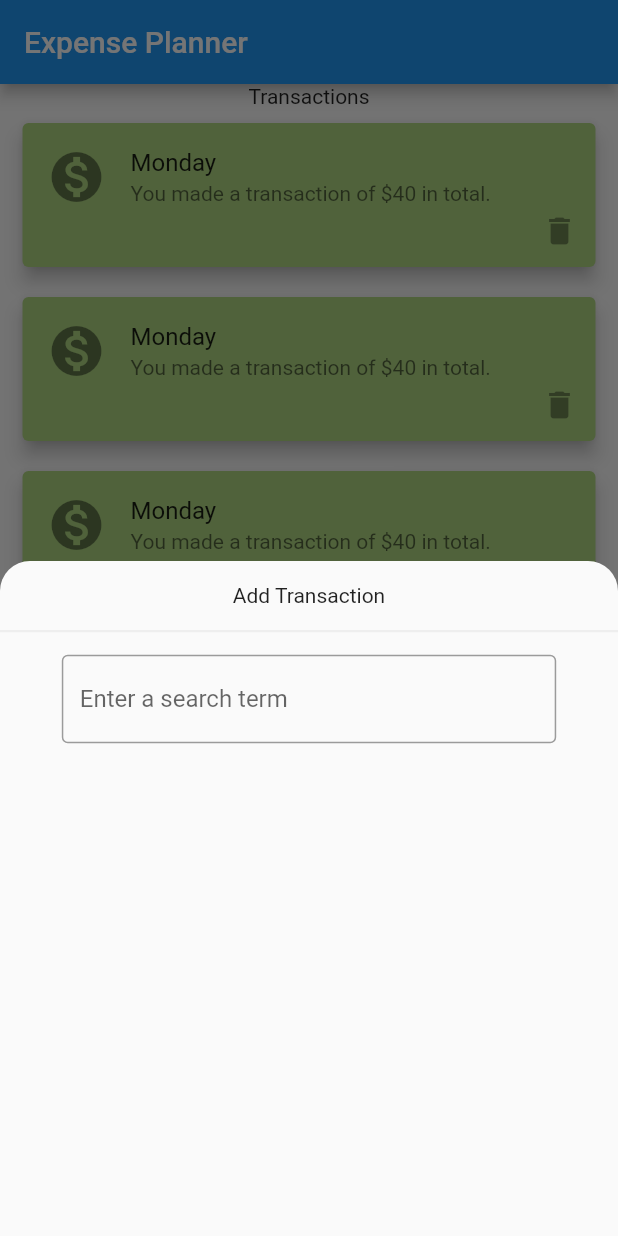
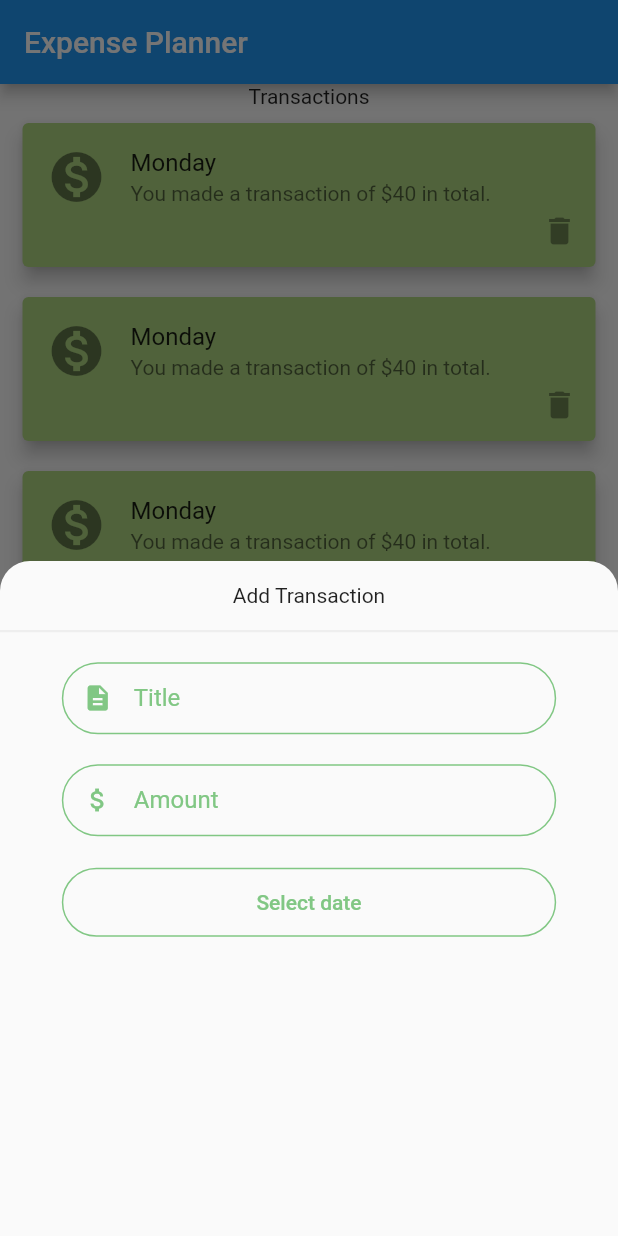
Before and after one commit to hurali97/expensePlanner, a Flutter app: the screen it shows after launch, after a tap on the "add" icon, on a phone screen of 412 x 824 dp. Run offline on Flutter 3.47's test engine with Material 2 defaults, Android fonts, the phone set to English and light mode, and no system bars.

Commit message:
added date picker and styling

```diff
--- a/lib/src/Widgets/MyBottomSheet/index.dart
+++ b/lib/src/Widgets/MyBottomSheet/index.dart
@@ -1,18 +1,63 @@
 import 'package:flutter/material.dart';
+import 'dart:async';
+
+import 'package:expensePlanner/src/Widgets/TransparentButton/index.dart';
+import 'package:expensePlanner/src/Widgets/MyInputField/index.dart';
 
 class MyBottomSheet extends StatefulWidget {
   @override
-  _MyBottomSheetState createState() => _MyBottomSheetState();
+  State<StatefulWidget> createState() {
+    // TODO: implement createState
+    return _MyBottomSheetState();
+  }
 }
 
 class _MyBottomSheetState extends State<MyBottomSheet> {
+  String _title = "", _amount = '', _selectedDate = 'Select date';
+
+  _onChangeTitle(String text) {
+    setState(() {
+      _title = text;
+    });
+  }
+
+  _onChangeAmount(String text) {
+    setState(() {
+      _amount = text;
+    });
+  }
+
+  Future<void> _onDatePressed() async {
+    final DateTime datePicked = await showDatePicker(
+        context: context,
+        initialDate: DateTime.now(),
+        firstDate: DateTime(2020),
+        lastDate: DateTime(2101));
+
+    if (datePicked != null) {
+      setState(() {
+        _selectedDate = datePicked.toString().split(' ')[0];
+      });
+    } else {
+      setState(() {
+        _selectedDate = 'Select date';
+      });
+    }
+  }
+
+  _onCreate() {
+    this.setState(() {
+      this._selectedDate =  'Select a date';
+    });
+  }
+
   _showPressed() {
     showModalBottomSheet(
         context: context,
         shape: RoundedRectangleBorder(
           borderRadius: BorderRadius.vertical(top: Radius.circular(20.0)),
         ),
-        builder: (context) => Container(
+        builder: (BuildContext context) => Container(
               // color: Colors.grey[900],
               height: 450,
               child: Column(
@@ -23,25 +68,32 @@ class _MyBottomSheetState extends State<MyBottomSheet> {
                       textAlign: TextAlign.center,
                     ),
                     padding: EdgeInsets.all(15),
+                    margin: EdgeInsets.only(bottom: 10),
                     // color: Colors.red,
                     width: MediaQuery.of(context).size.width,
                     decoration: BoxDecoration(
-                        border: Border(
-                            bottom: BorderSide(
-                                width: 1.5, color: Colors.grey[200]))),
-                  ),
-                  Container(
-                    width:  MediaQuery.of(context).size.width * 0.8,
-                    margin: EdgeInsets.symmetric(vertical:15),
-                    child: TextField(
-                      decoration: InputDecoration(
-                          border: OutlineInputBorder(
-                            borderSide:
-                                BorderSide(color: Colors.red, width: 5.0),
-                          ),
-                          hintText: 'Enter a search term'),
+                      border: Border(
+                        bottom: BorderSide(
+                          width: 1.5,
+                          color: Colors.grey[200],
+                        ),
+                      ),
                     ),
                   ),
+                  MyInputField(
+                    placeHolder: 'Enter Title',
+                    label: 'Title',
+                    icon: Icons.description,
+                    onChangeText: _onChangeTitle,
+                  ),
+                  MyInputField(
+                    placeHolder: 'Enter Amount',
+                    label: 'Amount',
+                    icon: Icons.attach_money,
+                    onChangeText: _onChangeAmount,
+                  ),
+                  TransparentButton(this._onCreate, _selectedDate)
+                  // MyInputField(),
                 ],
               ),
             ));
--- /dev/null
+++ b/lib/src/Widgets/MyInputField/index.dart
@@ -0,0 +1,48 @@
+import 'package:flutter/material.dart';
+
+class MyInputField extends StatelessWidget {
+  final String placeHolder, label;
+
+  final IconData icon;
+  final Function onChangeText;
+
+
+  MyInputField({this.placeHolder, this.label, this.icon, this.onChangeText});
+
+  @override
+  Widget build(BuildContext context) {
+    return Container(
+      width: MediaQuery.of(context).size.width * 0.8,
+      margin: EdgeInsets.symmetric(vertical: 10),
+      child: TextField(
+        onChanged: (String value) {
+          onChangeText(value);
+        },
+        decoration: InputDecoration(
+          focusedBorder: OutlineInputBorder(
+            borderRadius: BorderRadius.all(Radius.circular(30.0)),
+            borderSide: BorderSide(color: Colors.green[300]),
+          ),
+          enabledBorder: OutlineInputBorder(
+            borderRadius: BorderRadius.all(Radius.circular(30.0)),
+            borderSide: BorderSide(color: Colors.green[300]),
+          ),
+
+          // border: OutlineInputBorder(),
+          hintText: placeHolder,
+          labelText: label,
+          labelStyle: TextStyle(
+            color: Colors.green[300] ,
+          ),
+          prefixIcon: Icon(
+            icon,
+            size: 20,
+            color: Colors.green[300],
+          ),
+          contentPadding: EdgeInsets.all(0),
+
+        ),
+      ),
+    );
+  }
+}
--- /dev/null
+++ b/lib/src/Widgets/TransparentButton/index.dart
@@ -0,0 +1,30 @@
+import 'package:flutter/material.dart';
+
+class TransparentButton extends StatelessWidget {
+  final Function onPressHandler;
+  final String selectedDate;
+
+  TransparentButton(this.onPressHandler, this.selectedDate);
+
+  @override
+  Widget build(BuildContext context) {
+    return Container(
+
+      width: MediaQuery.of(context).size.width * 0.8,
+      margin: EdgeInsets.symmetric(vertical: 10),
+      child: OutlineButton(
+        child: Text(selectedDate),
+        onPressed: onPressHandler,
+        borderSide: BorderSide(color: Colors.green[300]),
+        padding: EdgeInsets.all(15),
+        disabledBorderColor: Colors.green[300],
+        textColor: Colors.green[300],
+        disabledTextColor: Colors.green[300],
+        shape: new RoundedRectangleBorder(
+            borderRadius: new BorderRadius.circular(30.0)),
+        highlightedBorderColor: Colors.green[300],
+        highlightColor: Colors.green[100],
+      ),
+    );
+  }
+}
```
